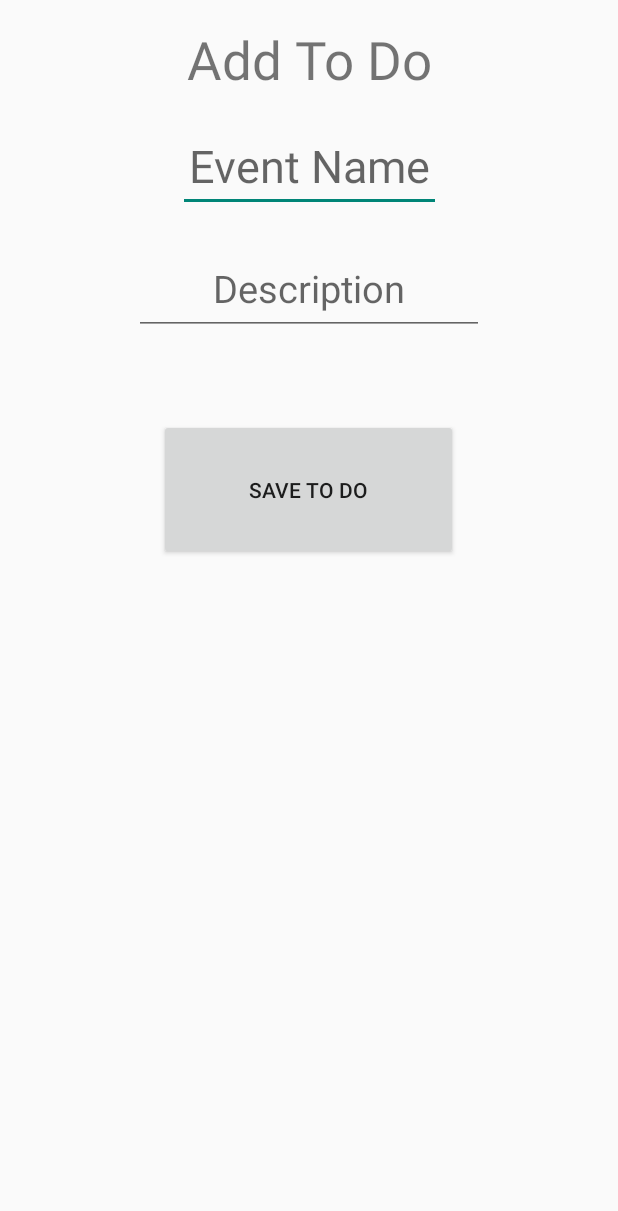
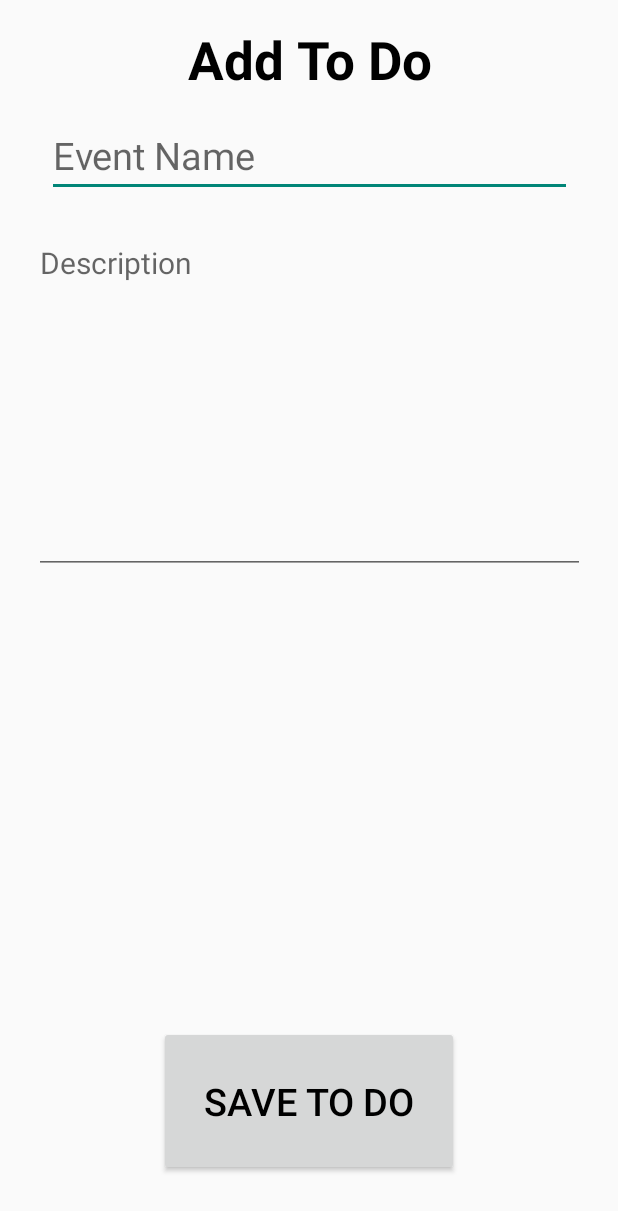
Before and after one commit to Jneigh00/MyPlannerPal, an Android app: the AddActivity screen opened directly, with no data from a screen before it, on a phone screen of 412 x 824 dp. Shown: the top 1211 px of the screen. Run offline under Robolectric (Android 15) with nearby library versions, the phone set to English and light mode, and no system bars.

Commit message:
New Add To Do layout.

```diff
--- a/app/src/main/res/layout/add_event.xml
+++ b/app/src/main/res/layout/add_event.xml
@@ -13,45 +13,55 @@
         android:layout_marginTop="16dp"
         android:gravity="center"
         android:text="@string/add_to_do"
-        android:textSize="35dp"
+        android:textSize="35sp"
+        android:textStyle="bold"
+        android:textColor="@color/black"
         app:layout_constraintEnd_toEndOf="parent"
         app:layout_constraintStart_toStartOf="parent"
         app:layout_constraintTop_toTopOf="parent" />
 
     <EditText
         android:id="@+id/todo_name"
-        android:layout_width="175dp"
-        android:layout_height="60dp"
+        android:layout_width="350dp"
+        android:layout_height="50dp"
+        android:layout_marginStart="20dp"
         android:layout_marginTop="20dp"
-        android:gravity="center"
+        android:layout_marginEnd="20dp"
         android:hint="@string/event_name"
-        android:textSize="30dp"
+        android:textSize="25sp"
+        android:gravity="start"
+        android:textColor="@color/black"
         app:layout_constraintEnd_toEndOf="parent"
         app:layout_constraintStart_toStartOf="parent"
         app:layout_constraintTop_toBottomOf="@+id/title_text" />
 
     <EditText
         android:id="@+id/description"
-        android:layout_width="233dp"
-        android:layout_height="62dp"
+        android:layout_width="367dp"
+        android:layout_height="231dp"
+        android:layout_marginStart="20dp"
         android:layout_marginTop="20dp"
-        android:gravity="center"
+        android:layout_marginEnd="20dp"
         android:hint="@string/description"
-        android:textSize="25dp"
+        android:textSize="20sp"
+        android:gravity="start"
+        android:textColor="@color/black"
+        android:inputType="textMultiLine"
         app:layout_constraintEnd_toEndOf="parent"
         app:layout_constraintStart_toStartOf="parent"
         app:layout_constraintTop_toBottomOf="@+id/todo_name" />
 
     <Button
         android:id="@+id/save_todo"
-        android:layout_width="199dp"
-        android:layout_height="94dp"
-        android:layout_marginTop="56dp"
+        android:layout_width="200dp"
+        android:layout_height="100dp"
+        android:layout_marginBottom="40dp"
         android:text="@string/save_to_do"
+        android:textSize="25sp"
+        android:textColor="@color/black"
+        app:layout_constraintBottom_toBottomOf="parent"
         app:layout_constraintEnd_toEndOf="parent"
-        app:layout_constraintHorizontal_bias="0.498"
-        app:layout_constraintStart_toStartOf="parent"
-        app:layout_constraintTop_toBottomOf="@+id/description" />
+        app:layout_constraintStart_toStartOf="parent" />
 
 
 </androidx.constraintlayout.widget.ConstraintLayout>
--- a/app/src/main/res/values/strings.xml
+++ b/app/src/main/res/values/strings.xml
@@ -28,6 +28,12 @@
     <string name="save_to_do">Save To Do</string>
     <string name="remove">remove</string>
     <string name="done_list">Done List</string>
+    <string name="password">Password</string>
+    <string name="login">Login</string>
+    <string name="username">Username</string>
+    <string name="login_page">Login Page</string>
+    <string name="usernamecolon">Username:</string>
+    <string name="passwordcolon">Password:</string>
 
     <string-array name="tododone">
         <item>To Do</item>
```
Also changed, not shown: app/src/main/res/layout/display_todo.xml (+10 -8 lines), app/src/main/res/layout/login.xml (+7 -6 lines).
